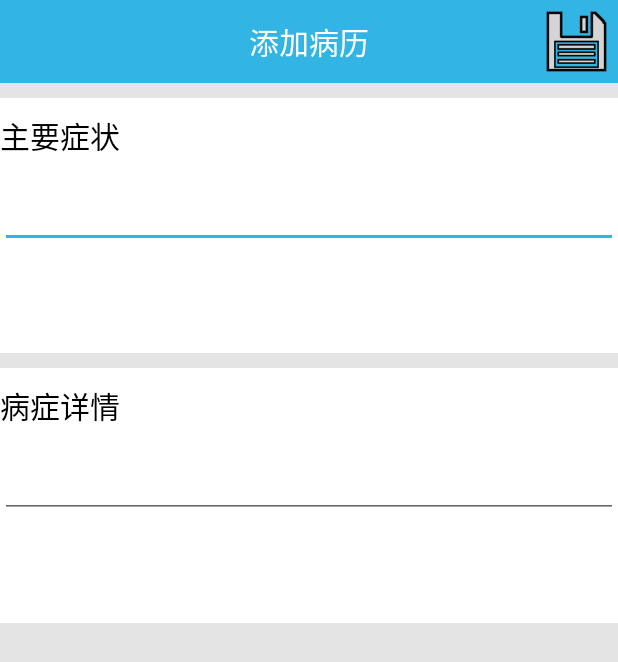
After one commit to FollowUpTeam/FollowUp, an Android app: the UploadBingliActivity screen opened directly, with no data from a screen before it, on a phone screen of 412 x 824 dp. The commit adds this screen. Shown: the top 662 px of the screen. Run offline under Robolectric (Android 15) with nearby library versions, the phone set to English and light mode, and no system bars; our stand-ins replace ButterKnife.

Commit message:
修改titlebar，toastUtil;新增添加病历activity

```diff
--- a/app/build.gradle
+++ b/app/build.gradle
@@ -21,9 +21,10 @@ android {
 
 dependencies {
     compile fileTree(dir: 'libs', include: ['*.jar'])
-    testCompile 'junit:junit:4.12'
-    compile 'com.android.support:appcompat-v7:23.3.0'
     compile project(':mvp')
     compile project(':library')
     compile project(':common-utils')
+    compile 'com.android.support:appcompat-v7:23.3.0'
+    compile 'com.android.support.constraint:constraint-layout:1.0.0-alpha9'
+    testCompile 'junit:junit:4.12'
 }
--- a/app/src/main/java/com/ipbase/followup/activity/MainActivity.java
+++ b/app/src/main/java/com/ipbase/followup/activity/MainActivity.java
@@ -10,6 +10,7 @@ import android.widget.TextView;
 
 import com.ipbase.followup.R;
 import com.ipbase.followup.activity.base.AbsViewActivity;
+import com.kesar.common_utils.SkipActivityUtil;
 import com.kesar.mvp.presenter.impl.MainPresenter;
 import com.ipbase.followup.fragment.main.BingLiFragment;
 import com.ipbase.followup.fragment.main.DataFragment;
@@ -170,6 +171,17 @@ public class MainActivity extends AbsViewActivity<MainPresenter> implements IMai
     @Override
     public void rightClick()
     {
+        switch (getThisTitle())
+        {
+            case "病历":
+            {
+                SkipActivityUtil.skip(this,UploadBingliActivity.class);
+                break;
+            }
+        }
+
+
+
         getPresenter().rightClick();
     }
 
@@ -191,6 +203,19 @@ public class MainActivity extends AbsViewActivity<MainPresenter> implements IMai
         {
             mTitleBar.setTitle(title);
         }
+    }
+
+    /**
+     * 获取标题
+     *
+     */
+    public String getThisTitle()
+    {
+        if (mTitleBar != null)
+        {
+            return mTitleBar.getTitle();
+        }
+         return "";
     }
 
     /**
--- /dev/null
+++ b/app/src/main/java/com/ipbase/followup/activity/UploadBingliActivity.java
@@ -0,0 +1,129 @@
+package com.ipbase.followup.activity;
+
+import android.content.Context;
+import android.os.Bundle;
+import android.view.LayoutInflater;
+
+import com.ipbase.followup.R;
+import com.ipbase.followup.activity.base.AbsViewActivity;
+import com.ipbase.followup.widget.TitleBar;
+import com.kesar.mvp.presenter.impl.MainPresenter;
+import com.kesar.mvp.view.IMainView;
+import com.kesar.mvp.view.ITitleBarView;
+
+import butterknife.Bind;
+import butterknife.ButterKnife;
+
+public class UploadBingliActivity extends AbsViewActivity<MainPresenter> implements IMainView, ITitleBarView, TitleBar.BtnClickListener {
+
+    @Bind(R.id.tbv_titlebar_upload)
+    TitleBar tbvTitlebarUpload;
+    private LayoutInflater layoutInflater;
+
+//    @Override
+//    protected void onCreate(Bundle savedInstanceState) {
+//        super.onCreate(savedInstanceState);
+//        setContentView(R.layout.activity_upload_bingli);
+//    }
+
+    @Override
+    protected int getLayoutId() {
+        return R.layout.activity_upload_bingli;
+    }
+
+    @Override
+    protected MainPresenter buildPresenter() {
+        return MainPresenter.build(this);
+    }
+
+    @Override
+    public void initView() {
+        // 实例化布局对象
+        layoutInflater = LayoutInflater.from(this);
+
+        //实例化标题栏View
+        tbvTitlebarUpload.setTitleBarListener(this);
+        setTitle("添加病历");
+        setRightBtnVisable(true);
+        setRightToLeftBtnVisable(false);
+        setRightBtnImage(R.drawable.icon_save);
+    }
+
+    @Override
+    public Context getContext() {
+        return getApplicationContext();
+    }
+
+    @Override
+    public void showToast(String text) {
+        toast(text);
+    }
+
+    @Override
+    public void leftClick() {
+    }
+
+    @Override
+    public void rightClick() {
+        toast("添加成功");
+    }
+
+    @Override
+    public void rightToLeftClick() {
+        getPresenter().rightToLeftClick();
+    }
+
+    /**
+     * 设置标题
+     *
+     * @param title
+     */
+    @Override
+    public void setTitle(String title) {
+        if (tbvTitlebarUpload != null) {
+            tbvTitlebarUpload.setTitle(title);
+        }
+    }
+    /**
+     * 设置右侧靠左的按钮是否可见
+     *
+     * @param flag
+     */
+    @Override
+    public void setRightToLeftBtnVisable(boolean flag)
+    {
+        if (tbvTitlebarUpload != null)
+        {
+            tbvTitlebarUpload.setRightToLeftBtnVisable(flag);
+        }
+    }
+
+    /**
+     * 设置右侧按钮是否可见
+     *
+     * @param flag 是否可见
+     */
+    @Override
+    public void setRightBtnVisable(boolean flag)
+    {
+        if (tbvTitlebarUpload != null)
+        {
+            tbvTitlebarUpload.setRightBtnVisable(flag);
+        }
+    }
+
+    /**
+     * 设置右侧按钮的图标
+     *
+     * @param resId
+     */
+    @Override
+    public void setRightBtnImage(int resId)
+    {
+        if (tbvTitlebarUpload != null)
+        {
+            tbvTitlebarUpload.setRightBtnImage(resId);
+        }
+    }
+
+}
--- a/app/src/main/java/com/ipbase/followup/fragment/main/BingLiFragment.java
+++ b/app/src/main/java/com/ipbase/followup/fragment/main/BingLiFragment.java
@@ -30,8 +30,8 @@ import butterknife.ButterKnife;
  * 类描述：病历界面
  * 创建人：lxh
  * 创建时间：2016/4/13 8:16
- * 修改人：lxh
- * 修改时间：2016/4/13 8:16
+ * 修改人：locky
+ * 修改时间：2017/6/6
  * 修改备注：
  */
 public class BingLiFragment extends TitleBarFragment<BingLiPresenter> implements IBingLiView {
--- a/app/src/main/java/com/ipbase/followup/widget/TitleBar.java
+++ b/app/src/main/java/com/ipbase/followup/widget/TitleBar.java
@@ -142,4 +142,13 @@ public class TitleBar extends RelativeLayout implements View.OnClickListener {
     public void setTitle(String str) {
         tvTitle.setText(str);
     }
+
+    /**
+     * 获取标题文字
+     *
+     */
+    public String getTitle() {
+
+        return tvTitle.getText().toString();
+    }
 }
--- /dev/null
+++ b/app/src/main/res/layout/activity_upload_bingli.xml
@@ -0,0 +1,75 @@
+<?xml version="1.0" encoding="utf-8"?>
+<LinearLayout xmlns:android="http://schemas.android.com/apk/res/android"
+
+    xmlns:tools="http://schemas.android.com/tools"
+    android:layout_width="match_parent"
+    android:layout_height="match_parent"
+    android:background="@color/gray_light"
+    android:orientation="vertical"
+
+    tools:context="com.ipbase.followup.activity.UploadBingliActivity">
+
+    <com.ipbase.followup.widget.TitleBar
+        android:id="@+id/tbv_titlebar_upload"
+        android:layout_width="match_parent"
+        android:layout_height="55dp" />
+
+    <ScrollView
+        android:layout_width="match_parent"
+        android:layout_height="match_parent"
+        android:scrollbars="vertical"
+        android:background="@color/gray_light"
+        >
+        <LinearLayout
+            android:layout_width="match_parent"
+            android:layout_height="match_parent"
+            android:orientation="vertical"
+            >
+            <LinearLayout
+                android:layout_width="match_parent"
+                android:layout_height="170dp"
+                android:layout_marginTop="10dp"
+                android:background="@color/white"
+                android:orientation="vertical"
+                >
+                <TextView
+                    android:layout_width="match_parent"
+                    android:gravity="center_vertical"
+                    android:layout_height="50dp"
+                    android:text="主要症状"
+                    android:textColor="@android:color/black"
+                    android:textSize="@dimen/default_title_textSize" />
+                <EditText
+                    android:layout_width="match_parent"
+                    android:layout_height="50dp" />
+            </LinearLayout>
+
+            <LinearLayout
+                android:layout_width="match_parent"
+                android:layout_height="170dp"
+                android:layout_marginTop="10dp"
+                android:background="@color/white"
+                android:orientation="vertical">
+
+                <TextView
+                    android:gravity="center_vertical"
+                    android:layout_width="match_parent"
+                    android:layout_height="50dp"
+                    android:text="病症详情"
+                    android:textColor="@android:color/black"
+                    android:textSize="@dimen/default_title_textSize" />
+
+                <EditText
+                    android:layout_width="match_parent"
+                    android:layout_height="50dp" />
+            </LinearLayout>
+        </LinearLayout>
+
+
+
+
+
+    </ScrollView>
+
+
+</LinearLayout>
--- a/app/src/main/res/values/colors.xml
+++ b/app/src/main/res/values/colors.xml
@@ -1,8 +1,8 @@
 <?xml version="1.0" encoding="utf-8"?>
 <resources>
-    <color name="colorPrimary">#3F51B5</color>
-    <color name="colorPrimaryDark">#303F9F</color>
-    <color name="colorAccent">#FF4081</color>
+    <color name="colorPrimary">#32b5e5</color>
+    <color name="colorPrimaryDark">#0a9fd1</color>
+    <color name="colorAccent">#32b5e5</color>
     <color name="white">#ffffff</color>
     <color name="blue_toolbar_bg_nor">#0a9fd1</color>
     <color name="blue_toolbar_bg_sel">#32b5e5</color>
@@ -10,4 +10,5 @@
     <color name="transparent">#00000000</color>
     <color name="purple">#aa66cc</color>
     <color name="gray">#696969</color>
+    <color name="gray_light">#e4e4e4</color>
 </resources>
--- a/common-utils/src/main/java/com/kesar/common_utils/ToastUtils.java
+++ b/common-utils/src/main/java/com/kesar/common_utils/ToastUtils.java
@@ -8,27 +8,42 @@ import android.widget.Toast;
  * Toast工具类：让使用Toast更简单
  * Created by kesar on 2016/4/22.
  */
-public class ToastUtils
-{
-    private final static String TAG="ToastUtils";
+public class ToastUtils {
+    private final static String TAG = "ToastUtils";
 
-    public static void show(Context context,int resId){
-        Toast.makeText(context,resId,Toast.LENGTH_SHORT).show();
-        Log.i(TAG,context.getResources().getString(resId));
+    public static void show(Context context, int resId) {
+        Toast.makeText(context, resId, Toast.LENGTH_SHORT).show();
+        Log.i(TAG, context.getResources().getString(resId));
     }
 
-    public static void show(Context context,String text){
-        Toast.makeText(context,text,Toast.LENGTH_SHORT).show();
-        Log.i(TAG,text);
+//    public static void show(Context context,String text){
+//        Toast.makeText(context,text,Toast.LENGTH_SHORT).show();
+//        Log.i(TAG,text);
+//    }
+
+    /**
+     * 可覆盖前一条消息显示的toast工具
+     */
+    private static Toast mToast;//控制toast时间
+
+    public static void show(Context context, String text) {
+        if (mToast == null) {
+            mToast = Toast.makeText(context, text, Toast.LENGTH_SHORT);
+        } else {
+            mToast.setText(text);
+        }
+        mToast.show();
+        Log.i(TAG, text);
     }
 
-    public static void showLong(Context context,int resId){
-        Toast.makeText(context,resId,Toast.LENGTH_LONG).show();
-        Log.i(TAG,context.getResources().getString(resId));
+    public static void showLong(Context context, int resId) {
+        Toast.makeText(context, resId, Toast.LENGTH_LONG).show();
+        Log.i(TAG, context.getResources().getString(resId));
     }
 
-    public static void showLong(Context context,String text){
-        Toast.makeText(context,text,Toast.LENGTH_LONG).show();
-        Log.i(TAG,text);
+    public static void showLong(Context context, String text) {
+        Toast.makeText(context, text, Toast.LENGTH_LONG).show();
+        Log.i(TAG, text);
     }
+
 }
```
Also changed, not shown: app/src/main/AndroidManifest.xml (+5 -3 lines), app/src/main/java/com/ipbase/followup/adapter/BingliAdapter.java (+0 -13 lines), app/src/main/res/drawable/icon_save.png (added).
